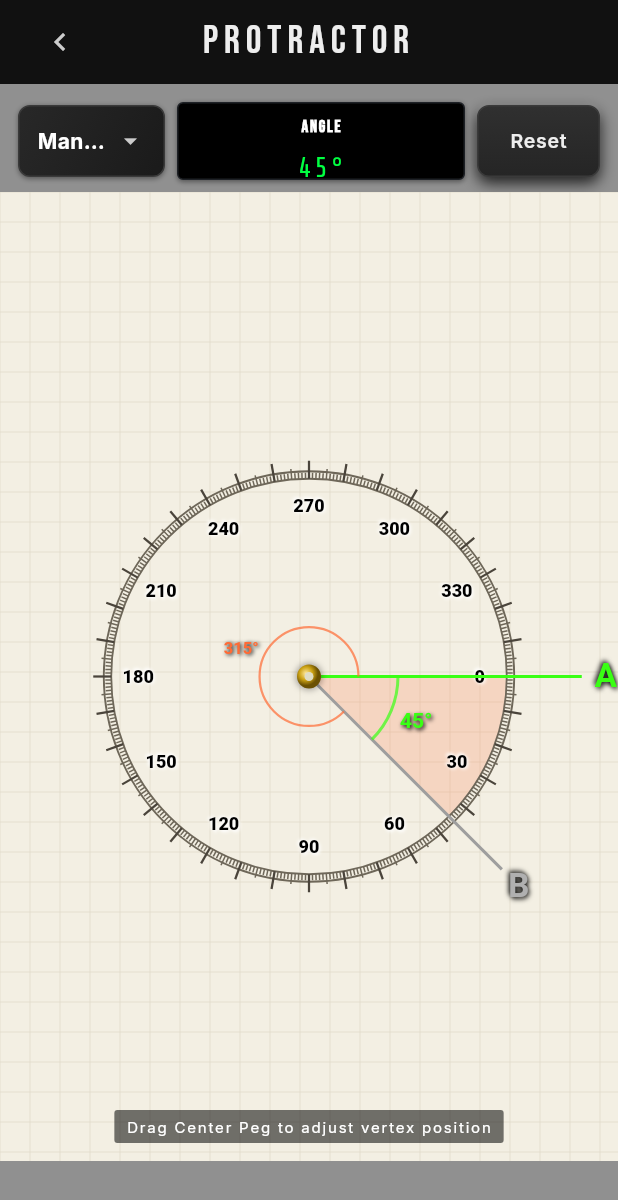
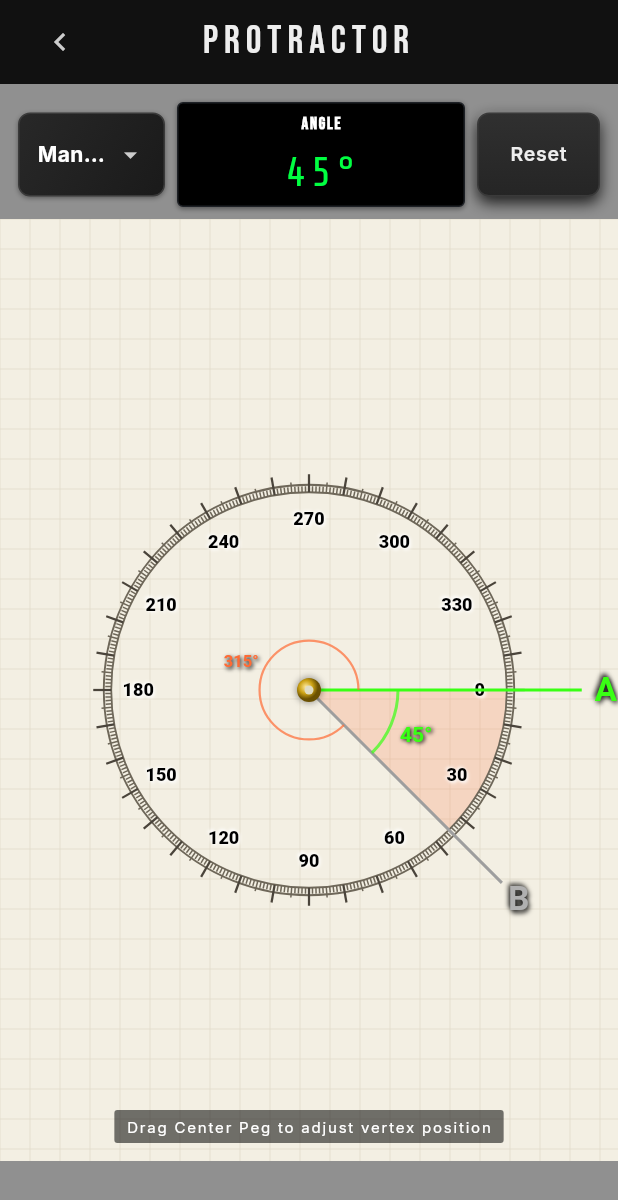
Before and after one commit to Abdallah-Labeb/Levo, a Flutter app: the ProtractorView screen opened directly, on a phone screen of 412 x 824 dp. Shown: the top 1200 px of the screen. Run offline on Flutter 3.47's test engine with Material 3 defaults, Android fonts, the phone set to English and light mode, and no system bars; our stand-ins replace audioplayers, camera, equatable, flutter_bloc, flutter_compass, flutter_svg and 11 more; missing offline and left inert: light, noise_meter; accounts and stored records are empty; network calls fail.

Commit message:
ui: center and limit metal detector field width, and increase protractor top bar height to prevent vertical overflow

```diff
--- a/lib/features/metal_detector/view/metal_detector_screen.dart
+++ b/lib/features/metal_detector/view/metal_detector_screen.dart
@@ -278,8 +278,8 @@ class _MetalDetectorViewState extends State<MetalDetectorView>
                     // 4. LED displays (height 70)
                     Center(
                       child: SizedBox(
+                        width: 180.0,
                         height: 70,
-                        width: 200.0,
                         child: LedDisplay(
                           value: _formatUt(context, state.deltaUt),
                           unit: l10n.commonUnitMicrotesla,
--- a/lib/features/protractor/view/protractor_screen.dart
+++ b/lib/features/protractor/view/protractor_screen.dart
@@ -110,14 +110,14 @@ class _ProtractorViewState extends State<ProtractorView> {
                       bottom: AppDimensions.paddingS,
                     ),
                     child: SizedBox(
-                      height: 52.0,
+                      height: 70.0,
                       child: Row(
                         crossAxisAlignment: CrossAxisAlignment.center,
                         children: [
                           // Left: Mode Dropdown Menu Switcher (Skeuomorphic)
                           SizedBox(
                             width: 98.0,
-                            height: 48.0,
+                            height: 56.0,
                             child: _DropdownMenuModeSwitcher(
                               isCameraActive: state.isCameraActive,
                               imagePath: state.imagePath,
@@ -129,11 +129,16 @@ class _ProtractorViewState extends State<ProtractorView> {
                           // Center: Measured Angle LED Display (Expanded for dynamic sizing)
                           Expanded(
                             child: SizedBox(
-                              height: 52.0,
+                              height: 70.0,
                               child: LedDisplay(
                                 value: _formatAngle(context, state.measuredAngle),
                                 label: l10n.protractorLabelAngle,
-                                textStyle: AppTypography.kDisplayS,
+                                textStyle: AppTypography.kDisplayM,
+                                padding: const EdgeInsets.symmetric(
+                                  vertical: 6.0,
+                                  horizontal: 8.0,
+                                ),
+                                spacing: 4.0,
                               ),
                             ),
                           ),
@@ -142,7 +147,7 @@ class _ProtractorViewState extends State<ProtractorView> {
                           // Right: Reset Button (Text instead of Icon)
                           SizedBox(
                             width: 82.0,
-                            height: 48.0,
+                            height: 56.0,
                             child: TactileButton(
                               padding: const EdgeInsets.symmetric(
                                 horizontal: AppDimensions.paddingS,
```
